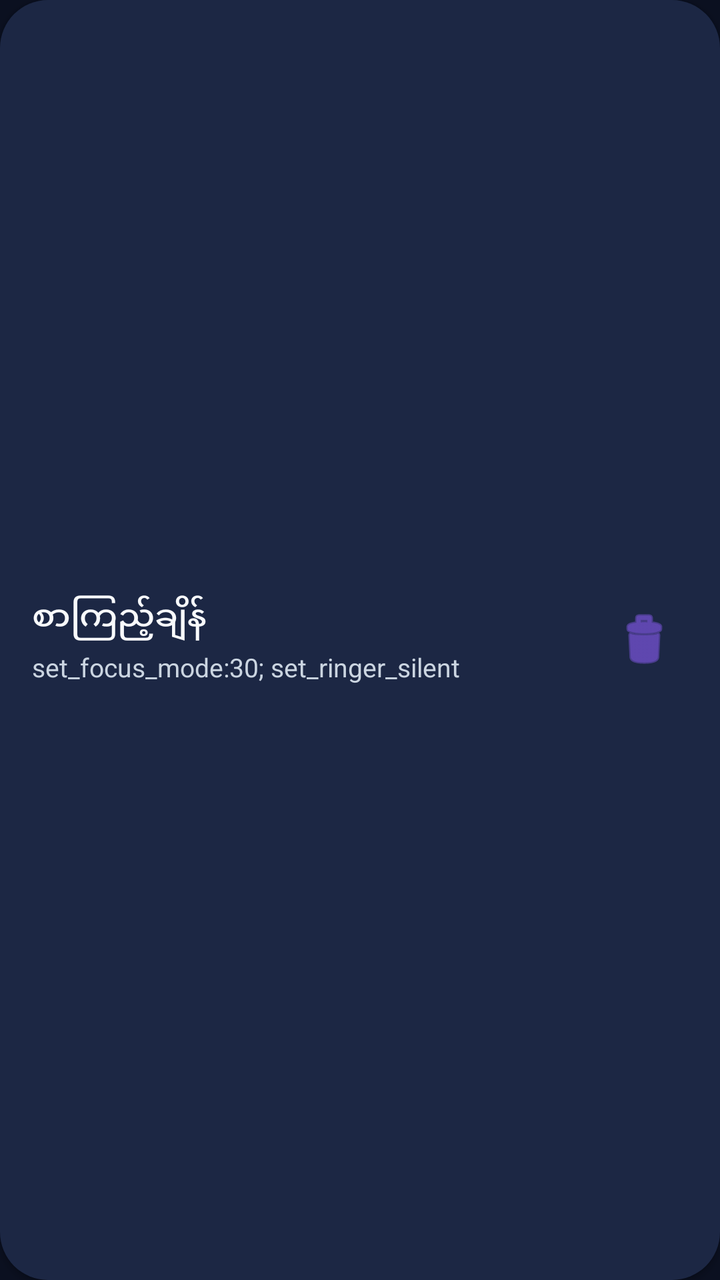
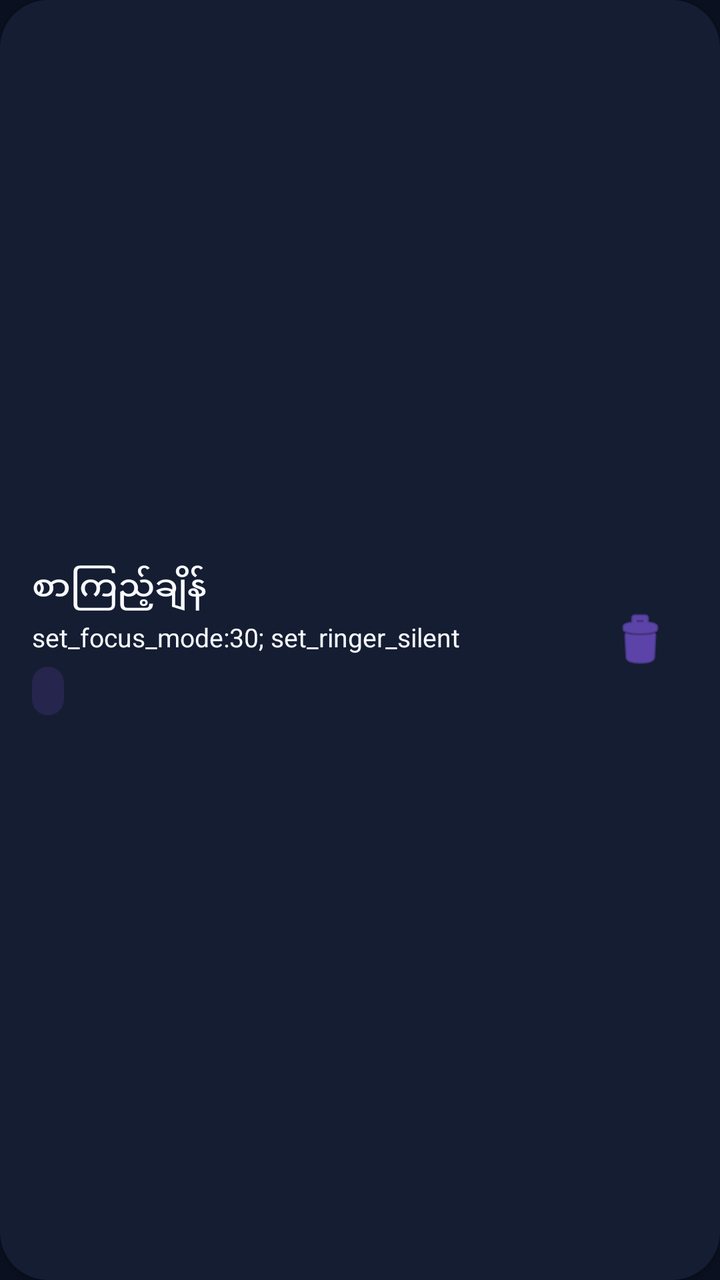

The first picture is an Android layout as it rendered before a commit; the second is the same layout after the commit. The layout source and the unified diff follow.
<!-- AndroidManifest.xml: application theme Theme.VoiceBrainLive -->
<!-- res/layout/item_macro.xml -->
<?xml version="1.0" encoding="utf-8"?>
<LinearLayout xmlns:android="http://schemas.android.com/apk/res/android"
    xmlns:app="http://schemas.android.com/apk/res-auto"
    android:layout_width="match_parent"
    android:layout_height="wrap_content"
    android:layout_marginBottom="12dp"
    android:background="@drawable/bg_card"
    android:elevation="2dp"
    android:orientation="horizontal"
    android:padding="16dp"
    android:gravity="center_vertical">

    <LinearLayout
        android:layout_width="0dp"
        android:layout_height="wrap_content"
        android:layout_weight="1"
        android:orientation="vertical">

        <TextView
            android:id="@+id/tvMacroName"
            android:layout_width="wrap_content"
            android:layout_height="wrap_content"
            android:text="စာကြည့်ချိန်"
            android:textColor="@color/assistant_text"
            android:textSize="17sp"
            android:fontFamily="sans-serif-medium" />

        <TextView
            android:id="@+id/tvMacroSequence"
            android:layout_width="wrap_content"
            android:layout_height="wrap_content"
            android:layout_marginTop="4dp"
            android:text="set_focus_mode:30; set_ringer_silent"
            android:textColor="@color/assistant_text_secondary"
            android:textSize="13sp" />
    </LinearLayout>

    <ImageButton
        android:id="@+id/btnDelete"
        android:layout_width="44dp"
        android:layout_height="44dp"
        android:background="?android:attr/selectableItemBackgroundBorderless"
        android:src="@android:drawable/ic_menu_delete"
        app:tint="@color/assistant_primary"
        android:contentDescription="Delete Macro" />
</LinearLayout>
<!-- resources referenced by this layout -->
<resources>
  <color name="assistant_primary">#8B5CF6</color>
  <color name="assistant_text">#F8FAFC</color>
  <color name="assistant_text_secondary">#CBD5E1</color>
  <!-- drawable bg_card (drawable) -->
  <?xml version="1.0" encoding="utf-8"?>
  <shape xmlns:android="http://schemas.android.com/apk/res/android"
      android:shape="rectangle">
      <solid android:color="@color/assistant_card" />
      <corners android:radius="24dp" />
  </shape>
  <style name="Theme.VoiceBrainLive" parent="Theme.MaterialComponents.DayNight.NoActionBar">
          <item name="android:statusBarColor">@android:color/transparent</item>
          <item name="android:navigationBarColor">@color/assistant_bg_gradient_end</item>
          <item name="android:windowBackground">@color/assistant_bg</item>
          <item name="android:colorBackground">@color/assistant_bg</item>
          <item name="android:windowLightStatusBar">false</item>
          <item name="android:windowDrawsSystemBarBackgrounds">true</item>
          <item name="colorPrimary">@color/assistant_primary</item>
          <item name="colorPrimaryVariant">@color/assistant_primary_light</item>
          <item name="colorOnPrimary">@color/assistant_text</item>
          <item name="colorSecondary">@color/assistant_secondary</item>
          <item name="colorOnSecondary">@color/assistant_text</item>
          <item name="colorSurface">@color/assistant_surface</item>
          <item name="colorOnSurface">@color/assistant_text</item>
      </style>
  <color name="assistant_card">#1C2744</color>
  <color name="assistant_bg_gradient_end">#101B38</color>
  <color name="assistant_bg">#0B1020</color>
  <color name="assistant_primary_light">#A78BFA</color>
  <color name="assistant_secondary">#22C7E8</color>
  <color name="assistant_surface">#151D33</color>
</resources>

<!-- the commit's change to res/layout/item_macro.xml (unified diff, before → after) -->
@@ -5,6 +5,7 @@
     android:layout_height="wrap_content"
     android:layout_marginBottom="12dp"
     android:background="@drawable/bg_card"
+    android:backgroundTint="?attr/colorSurface"
     android:elevation="2dp"
     android:orientation="horizontal"
     android:padding="16dp"
@@ -21,7 +22,7 @@
             android:layout_width="wrap_content"
             android:layout_height="wrap_content"
             android:text="စာကြည့်ချိန်"
-            android:textColor="@color/assistant_text"
+            android:textColor="?attr/colorOnSurface"
             android:textSize="17sp"
             android:fontFamily="sans-serif-medium" />
 
@@ -31,14 +32,16 @@
             android:layout_height="wrap_content"
             android:layout_marginTop="4dp"
             android:text="set_focus_mode:30; set_ringer_silent"
-            android:textColor="@color/assistant_text_secondary"
+            android:textColor="?attr/colorOnSurface"
             android:textSize="13sp" />
+        <TextView android:id="@+id/tvMacroStatus" android:background="@drawable/bg_hub_badge" android:paddingHorizontal="8dp" android:paddingVertical="4dp" android:layout_width="wrap_content" android:layout_height="wrap_content"
+            android:layout_marginTop="6dp" android:textSize="12sp" android:textColor="?attr/colorPrimary" />
     </LinearLayout>
 
     <ImageButton
         android:id="@+id/btnDelete"
-        android:layout_width="44dp"
-        android:layout_height="44dp"
+        android:layout_width="48dp"
+        android:layout_height="48dp"
         android:background="?android:attr/selectableItemBackgroundBorderless"
         android:src="@android:drawable/ic_menu_delete"
         app:tint="@color/assistant_primary"
<!-- resource entries referenced after the edit -->
@@ -2,13 +2,18 @@
 <resources>
   <color name="assistant_primary">#8B5CF6</color>
   <color name="assistant_text">#F8FAFC</color>
-  <color name="assistant_text_secondary">#CBD5E1</color>
   <!-- drawable bg_card (drawable) -->
   <?xml version="1.0" encoding="utf-8"?>
   <shape xmlns:android="http://schemas.android.com/apk/res/android"
       android:shape="rectangle">
       <solid android:color="@color/assistant_card" />
       <corners android:radius="24dp" />
+  </shape>
+  <!-- drawable bg_hub_badge (drawable) -->
+  <?xml version="1.0" encoding="utf-8"?>
+  <shape xmlns:android="http://schemas.android.com/apk/res/android" android:shape="rectangle">
+      <solid android:color="#228B5CF6" />
+      <corners android:radius="12dp" />
   </shape>
   <style name="Theme.VoiceBrainLive" parent="Theme.MaterialComponents.DayNight.NoActionBar">
           <item name="android:statusBarColor">@android:color/transparent</item>
